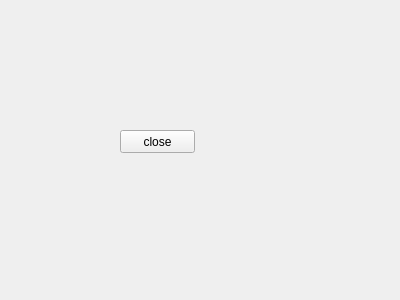
Before: the Qt Designer form qt/test.ui in dkratzert/StructureFinder, drawn with Qt 5.
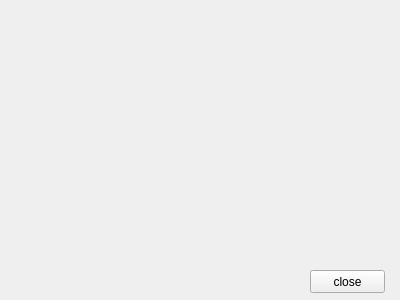
After: the same form once the commit is applied.

Patch:
```diff
--- a/qt/test.ui
+++ b/qt/test.ui
@@ -16,8 +16,8 @@
   <widget class="QPushButton" name="pushButton">
    <property name="geometry">
     <rect>
-     <x>120</x>
-     <y>130</y>
+     <x>310</x>
+     <y>270</y>
      <width>75</width>
      <height>23</height>
     </rect>
```
